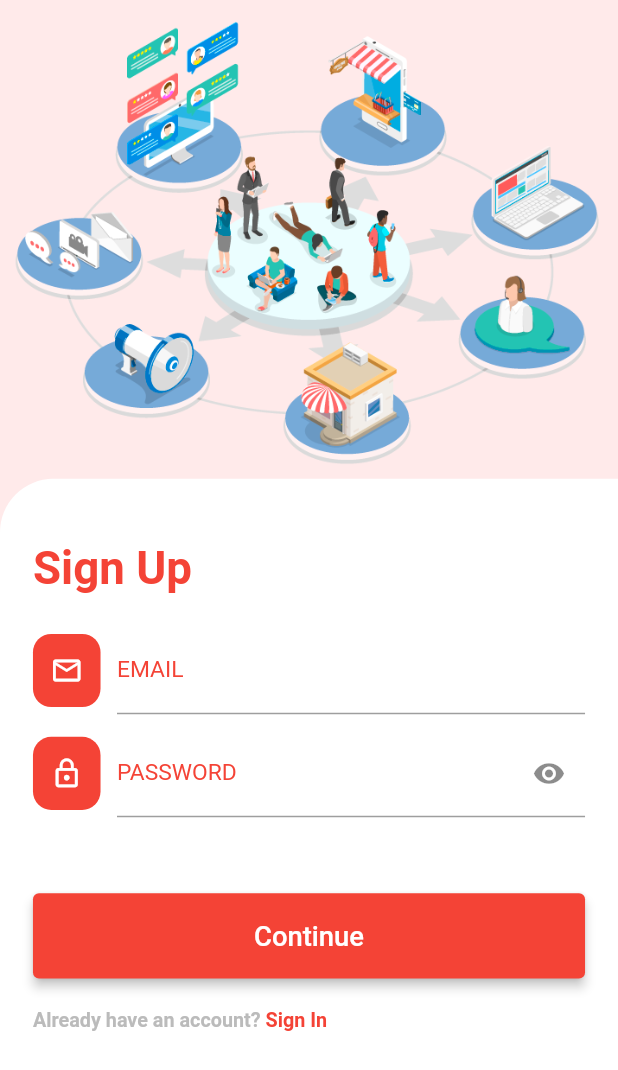
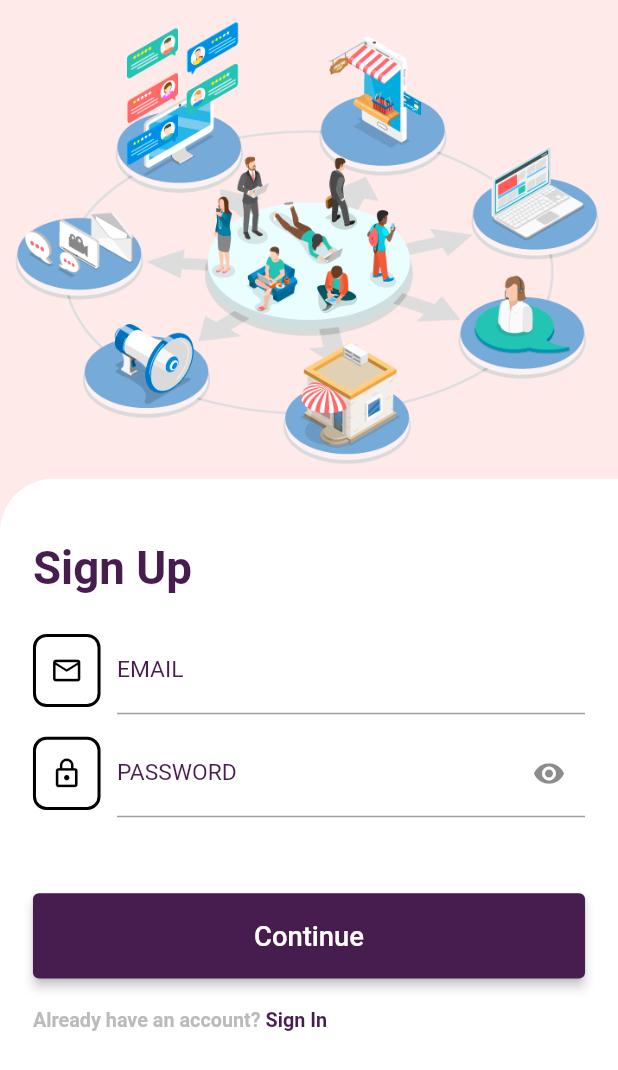
Before and after one commit to KARTIKBANIK/E-Commerce, a Flutter app: the screen it shows after launch, after a tap on "Sign Up", on a phone screen of 412 x 824 dp. Shown: the top 1070 px of the screen. Run offline on Flutter 3.47's test engine with Material 2 defaults, Android fonts, the phone set to English and light mode, and no system bars; our stand-ins replace carousel_slider, cloud_firestore, dots_indicator, firebase_auth, firebase_core, flutter_screenutil and 3 more; accounts and stored records are empty; network calls fail.

Commit message:
Update-2

```diff
--- a/e_commerce/lib/const/app_colors.dart
+++ b/e_commerce/lib/const/app_colors.dart
@@ -2,5 +2,5 @@ import 'package:flutter/material.dart';
 import 'package:google_fonts/google_fonts.dart';
 
 class AppColors {
-  static const Color deep_orange = Colors.red;
+  static const Color deep_orange = Color.fromARGB(255, 71, 28, 78);
 }
--- a/e_commerce/lib/ui/Bottom_Nav_pages/home.dart
+++ b/e_commerce/lib/ui/Bottom_Nav_pages/home.dart
@@ -221,6 +221,8 @@ class _HomeState extends State<Home> {
                       ),
                     );
                   },
+                  child: ClipRRect(
+                    borderRadius: BorderRadius.circular(15),
                     child: Card(
                       elevation: 5,
                       child: Column(
@@ -253,6 +255,7 @@ class _HomeState extends State<Home> {
                         ],
                       ),
                     ),
+                  ),
                 );
               },
             ),
--- a/e_commerce/lib/ui/login_screen.dart
+++ b/e_commerce/lib/ui/login_screen.dart
@@ -95,12 +95,16 @@ class _LoginScreenState extends State<LoginScreen> {
                               height: 48.h,
                               width: 41.w,
                               decoration: BoxDecoration(
-                                  color: AppColors.deep_orange,
-                                  borderRadius: BorderRadius.circular(12.r)),
+                                border: Border.all(
+                                  width: 2,
+                                  color: Colors.black,
+                                ),
+                                borderRadius: BorderRadius.circular(9),
+                              ),
                               child: Center(
                                 child: Icon(
                                   Icons.email_outlined,
-                                  color: Colors.white,
+                                  color: Colors.black,
                                   size: 20.w,
                                 ),
                               ),
@@ -136,12 +140,16 @@ class _LoginScreenState extends State<LoginScreen> {
                               height: 48.h,
                               width: 41.w,
                               decoration: BoxDecoration(
-                                  color: AppColors.deep_orange,
-                                  borderRadius: BorderRadius.circular(12.r)),
+                                border: Border.all(
+                                  width: 2,
+                                  color: Colors.black,
+                                ),
+                                borderRadius: BorderRadius.circular(9),
+                              ),
                               child: Center(
                                 child: Icon(
                                   Icons.lock_outline,
-                                  color: Colors.white,
+                                  color: Colors.black,
                                   size: 20.w,
                                 ),
                               ),
--- a/e_commerce/lib/ui/product_details_screen.dart
+++ b/e_commerce/lib/ui/product_details_screen.dart
@@ -3,6 +3,7 @@ import 'package:carousel_slider/carousel_slider.dart';
 import 'package:cloud_firestore/cloud_firestore.dart';
 import 'package:dots_indicator/dots_indicator.dart';
 import 'package:e_commerce/const/app_colors.dart';
+import 'package:e_commerce/ui/bottom_nav.dart';
 import 'package:firebase_auth/firebase_auth.dart';
 import 'package:firebase_core/firebase_core.dart';
 import 'package:flutter/material.dart';
--- a/e_commerce/lib/ui/registration_screen.dart
+++ b/e_commerce/lib/ui/registration_screen.dart
@@ -1,6 +1,7 @@
 import 'package:e_commerce/const/app_colors.dart';
 import 'package:e_commerce/ui/login_screen.dart';
 import 'package:e_commerce/ui/user_form.dart';
+import 'package:e_commerce/widgets/custom_btn.dart';
 import 'package:firebase_auth/firebase_auth.dart';
 import 'package:flutter/cupertino.dart';
 import 'package:flutter/material.dart';
@@ -89,12 +90,16 @@ class _RegistrationScreenState extends State<RegistrationScreen> {
                                 height: 48.h,
                                 width: 41.w,
                                 decoration: BoxDecoration(
-                                    color: AppColors.deep_orange,
-                                    borderRadius: BorderRadius.circular(12.r)),
+                                  border: Border.all(
+                                    width: 2,
+                                    color: Colors.black,
+                                  ),
+                                  borderRadius: BorderRadius.circular(9),
+                                ),
                                 child: Center(
                                   child: Icon(
                                     Icons.email_outlined,
-                                    color: Colors.white,
+                                    color: Colors.black,
                                     size: 20.w,
                                   ),
                                 ),
@@ -135,12 +140,16 @@ class _RegistrationScreenState extends State<RegistrationScreen> {
                                 height: 48.h,
                                 width: 41.w,
                                 decoration: BoxDecoration(
-                                    color: AppColors.deep_orange,
-                                    borderRadius: BorderRadius.circular(12.r)),
+                                  border: Border.all(
+                                    width: 2,
+                                    color: Colors.black,
+                                  ),
+                                  borderRadius: BorderRadius.circular(9),
+                                ),
                                 child: Center(
                                   child: Icon(
                                     Icons.lock_outline,
-                                    color: Colors.white,
+                                    color: Colors.black,
                                     size: 20.w,
                                   ),
                                 ),
@@ -200,23 +209,12 @@ class _RegistrationScreenState extends State<RegistrationScreen> {
                           ),
                           // elevated button
                           SizedBox(
-                            width: 1.sw,
-                            height: 56.h,
-                            child: ElevatedButton(
-                              onPressed: () {
+                              width: 1.sw,
+                              height: 56.h,
+                              child: customButton("Continue", () {
                                 signUp();
-                              },
-                              child: Text(
-                                "Continue",
-                                style: TextStyle(
-                                    color: Colors.white, fontSize: 18.sp),
-                              ),
-                              style: ElevatedButton.styleFrom(
-                                primary: AppColors.deep_orange,
-                                elevation: 3,
-                              ),
-                            ),
-                          ),
+                              })),
+
                           SizedBox(
                             height: 20.h,
                           ),
```
Also changed, not shown: e_commerce/lib/ui/Bottom_Nav_pages/cart.dart (+13 -2 lines), e_commerce/lib/ui/Bottom_Nav_pages/profle.dart (+7 -1 lines), e_commerce/lib/ui/bottom_nav.dart (+8 -5 lines). Lines whose indentation alone changed are shown as unchanged.
